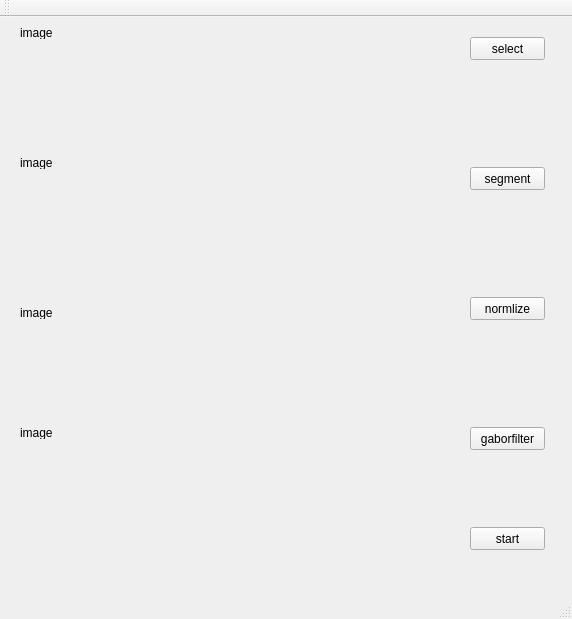
Old version of the form mainwindow.ui in the repository YuanYonggod/BurningEyes.
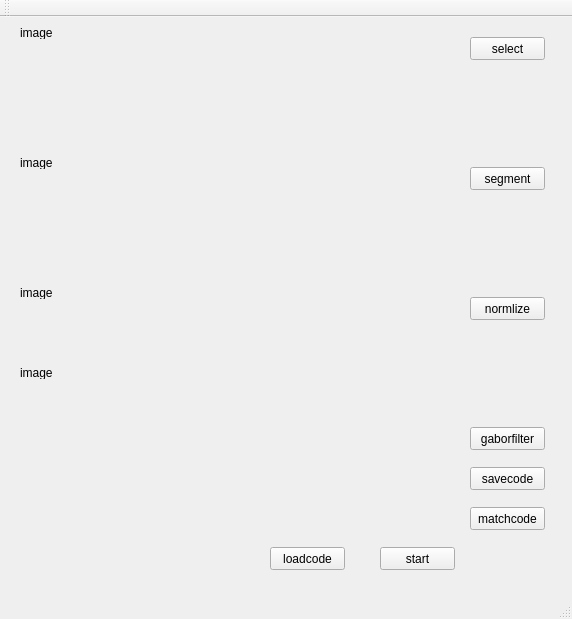
New version of the form.

What changed in the file:
```diff
--- a/mainwindow.ui
+++ b/mainwindow.ui
@@ -70,7 +70,7 @@
     <property name="geometry">
      <rect>
       <x>20</x>
-      <y>290</y>
+      <y>270</y>
       <width>54</width>
       <height>12</height>
      </rect>
@@ -83,7 +83,7 @@
     <property name="geometry">
      <rect>
       <x>20</x>
-      <y>410</y>
+      <y>350</y>
       <width>54</width>
       <height>12</height>
      </rect>
@@ -121,8 +121,8 @@
    <widget class="QPushButton" name="pushButton_5">
     <property name="geometry">
      <rect>
-      <x>470</x>
-      <y>510</y>
+      <x>380</x>
+      <y>530</y>
       <width>75</width>
       <height>23</height>
      </rect>
@@ -131,6 +131,45 @@
      <string>start</string>
     </property>
    </widget>
+   <widget class="QPushButton" name="pushButton_6">
+    <property name="geometry">
+     <rect>
+      <x>470</x>
+      <y>450</y>
+      <width>75</width>
+      <height>23</height>
+     </rect>
+    </property>
+    <property name="text">
+     <string>savecode</string>
+    </property>
+   </widget>
+   <widget class="QPushButton" name="pushButton_7">
+    <property name="geometry">
+     <rect>
+      <x>470</x>
+      <y>490</y>
+      <width>75</width>
+      <height>23</height>
+     </rect>
+    </property>
+    <property name="text">
+     <string>matchcode</string>
+    </property>
+   </widget>
+   <widget class="QPushButton" name="pushButton_8">
+    <property name="geometry">
+     <rect>
+      <x>270</x>
+      <y>530</y>
+      <width>75</width>
+      <height>23</height>
+     </rect>
+    </property>
+    <property name="text">
+     <string>loadcode</string>
+    </property>
+   </widget>
   </widget>
   <widget class="QMenuBar" name="menuBar">
    <property name="geometry">
```
